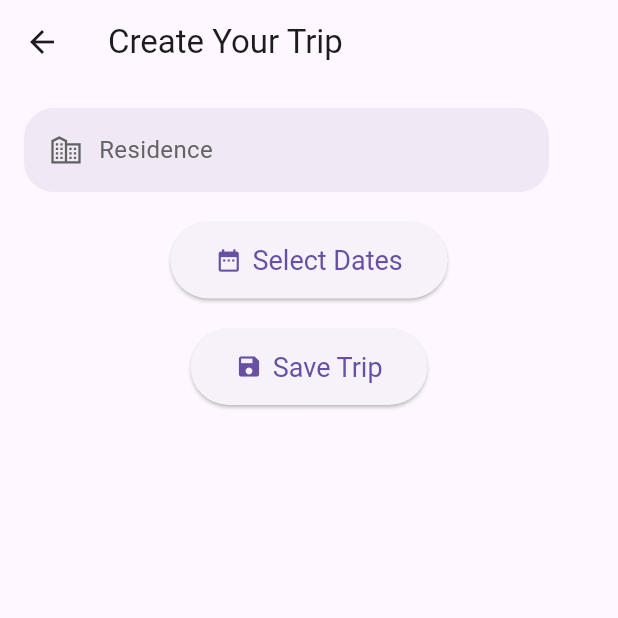
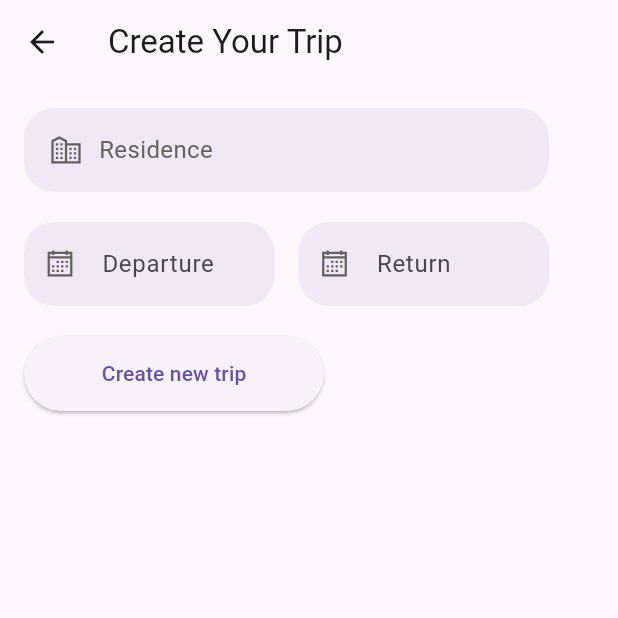
Before and after one commit to yardensepton/easypack-frontend, a Flutter app: the TripPlannerPage screen opened directly, on a phone screen of 412 x 824 dp, the top half of it. Run offline on Flutter 3.47's test engine with Material 3 defaults, Android fonts, the phone set to English and light mode, and no system bars; our stand-ins replace flutter_login, flutter_secure_storage, flutter_svg, google_nav_bar, line_icons, modal_bottom_sheet and 1 more; accounts and stored records are empty.

```diff
--- a/lib/pages/trip_planner_page.dart
+++ b/lib/pages/trip_planner_page.dart
@@ -4,6 +4,8 @@ import 'package:easypack/providers/create_trip_provider.dart';
 import 'package:easypack/utils/validators.dart';
 import 'package:easypack/widgets/cities_bottom_sheet.dart';
 import 'package:easypack/widgets/custom_date_picker_dialog.dart';
+import 'package:easypack/widgets/date_field.dart';
+import 'package:easypack/widgets/loading_button.dart';
 import 'package:easypack/widgets/snack_bars/error_snack_bar.dart';
 import 'package:flutter/material.dart';
 import 'package:line_icons/line_icons.dart';
@@ -52,39 +54,43 @@ class _TripPlannerPageState extends State<TripPlannerPage> {
           children: <Widget>[
             const SizedBox(
               width: 350.0,
-              height: 56, // Match the height of TextFormField
+              height: 56,
               child: CitiesBottomSheet(),
             ),
             const SizedBox(height: 20),
-            Center(
-              child: ElevatedButton.icon(
-                onPressed: () {
-                  _showDatePickerDialog(context);
-                },
-                icon: const Icon(Icons.date_range),
-                label: const Text('Select Dates'),
-                style: ElevatedButton.styleFrom(
-                  padding:
-                      const EdgeInsets.symmetric(horizontal: 30, vertical: 15),
-                  textStyle: const TextStyle(fontSize: 18),
-                ),
+            SizedBox(
+              width: 350.0,
+              child: Row(
+                children: [
+                  Flexible(
+                    flex: 1,
+                    child: DateField(
+                        labelText: "Departure",
+                        onTap: _showDatePickerDialog,
+                        controller: Provider.of<ChooseDateRangeProvider>(
+                                context,
+                                listen: false)
+                            .startDateController),
+                  ),
+                  const SizedBox(width: 16.0),
+                  Flexible(
+                    flex: 1,
+                    child: DateField(
+                        labelText: "Return",
+                        onTap: _showDatePickerDialog,
+                        controller: Provider.of<ChooseDateRangeProvider>(
+                                context,
+                                listen: false)
+                            .endDateController),
+                  ),
+                ],
               ),
             ),
             const SizedBox(height: 20),
-            Center(
-              child: ElevatedButton.icon(
-                onPressed: () {
-                  _callCreateTrip();
-                },
-                icon: const Icon(Icons.save),
-                label: const Text('Save Trip'),
-                style: ElevatedButton.styleFrom(
-                  padding:
-                      const EdgeInsets.symmetric(horizontal: 30, vertical: 15),
-                  textStyle: const TextStyle(fontSize: 18),
-                ),
+              LoadingButton<CreateTripProvider>(
+                onPressed: _callCreateTrip,
+                buttonText: 'Create new trip',
               ),
-            ),
           ],
         ),
       ),
--- a/lib/providers/choose_date_range_provider.dart
+++ b/lib/providers/choose_date_range_provider.dart
@@ -3,11 +3,14 @@ import 'package:intl/intl.dart';
 import 'package:syncfusion_flutter_datepicker/datepicker.dart';
 
 class ChooseDateRangeProvider with ChangeNotifier {
-  String startDate='';
-  String endDate='';
+  String startDate = '';
+  String endDate = '';
   PickerDateRange? selectedRange;
   DateTime? oneDaySelected;
-  bool isRange=true;
+  bool isRange = true;
+  TextEditingController startDateController = TextEditingController();
+  TextEditingController endDateController = TextEditingController();
+
   final String format = 'yyyy-MM-dd';
 
   void onSelectionChanged(DateRangePickerSelectionChangedArgs args) {
@@ -35,6 +38,8 @@ class ChooseDateRangeProvider with ChangeNotifier {
     if (isRange) {
       setDateRange();
       setDates(selectedRange!.startDate, selectedRange!.endDate);
+      startDateController.text = startDate;
+      endDateController.text = endDate;
     } else {
       startDate = DateFormat(format).format(oneDaySelected!);
       endDate = DateFormat(format).format(oneDaySelected!);
--- a/lib/providers/create_trip_provider.dart
+++ b/lib/providers/create_trip_provider.dart
@@ -6,17 +6,22 @@ import 'package:flutter/material.dart';
 
 class CreateTripProvider with ChangeNotifier {
   final TripService _tripAPIService = TripService();
+  bool isLoading = false;
 
 
   Future<void> createTrip(BuildContext context,
       City? selectedCity, String startDate,String endDate) async {
     if (selectedCity != null ) {
+      isLoading = true;
+      notifyListeners();
       String? response = await _tripAPIService.creatTrip(
         destination: selectedCity,
         departureDate: startDate,
         returnDate: endDate,
 
       );
+      isLoading=false;
+      notifyListeners();
 
       if (context.mounted) {
         if (response == null) {
@@ -24,6 +29,7 @@ class CreateTripProvider with ChangeNotifier {
               context, "Trip created successfuly!");
           // nameController.clear();
           selectedCity = null;
+          notifyListeners();
         } else {
           ErrorSnackBar.showErrorSnackBar(context, response);
         }
--- /dev/null
+++ b/lib/widgets/date_field.dart
@@ -0,0 +1,35 @@
+import 'package:flutter/material.dart';
+import 'package:line_icons/line_icons.dart';
+
+class DateField extends StatelessWidget {
+  final String labelText;
+  final TextEditingController controller;
+  final void Function(BuildContext context) onTap;
+
+  const DateField({
+    super.key,
+    required this.labelText,
+    required this.controller,
+    required this.onTap,
+  });
+
+  @override
+  Widget build(BuildContext context) {
+    return TextFormField(
+      controller: controller,
+      readOnly: true,
+      onTap: () => onTap(context),
+      decoration: InputDecoration(
+        prefixIcon: const Icon(LineIcons.calendar, color: Color.fromARGB(255, 97, 97, 97)),
+        labelText: labelText,
+        filled: true,
+        fillColor: const Color.fromARGB(255, 240, 232, 245),
+        border: OutlineInputBorder(
+          borderRadius: BorderRadius.circular(20),
+          borderSide: BorderSide.none,
+        ),
+        floatingLabelBehavior: FloatingLabelBehavior.never,
+      ),
+    );
+  }
+}
```
Also changed, not shown: lib/widgets/loading_button.dart (added, +34 -0 lines).
